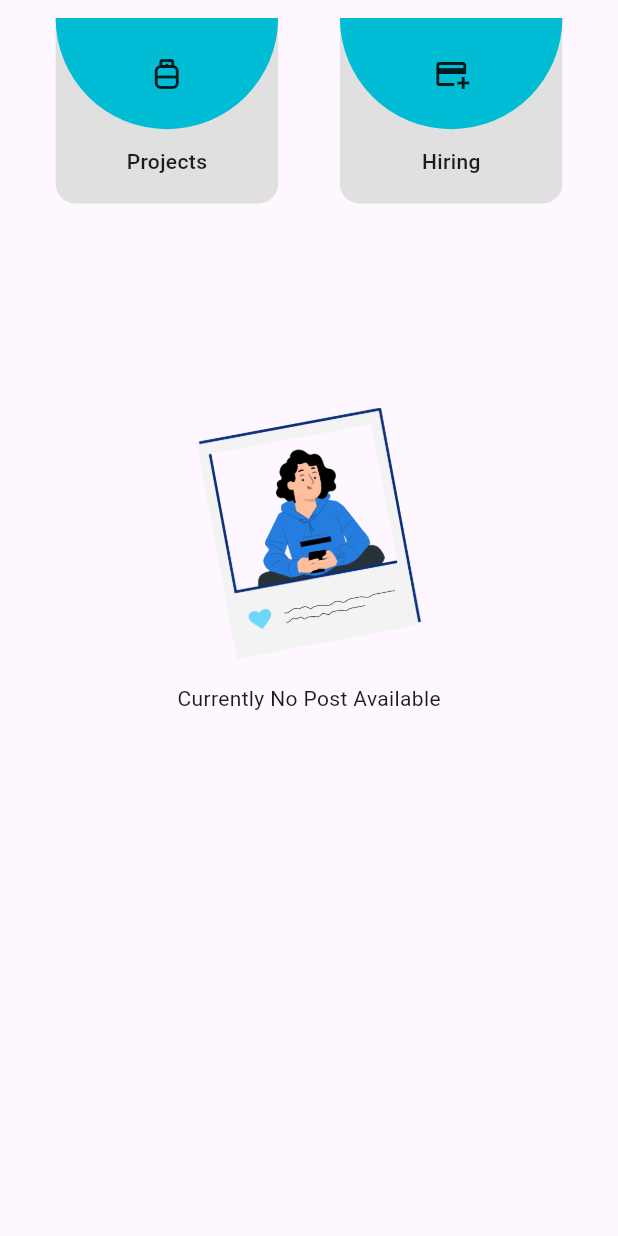
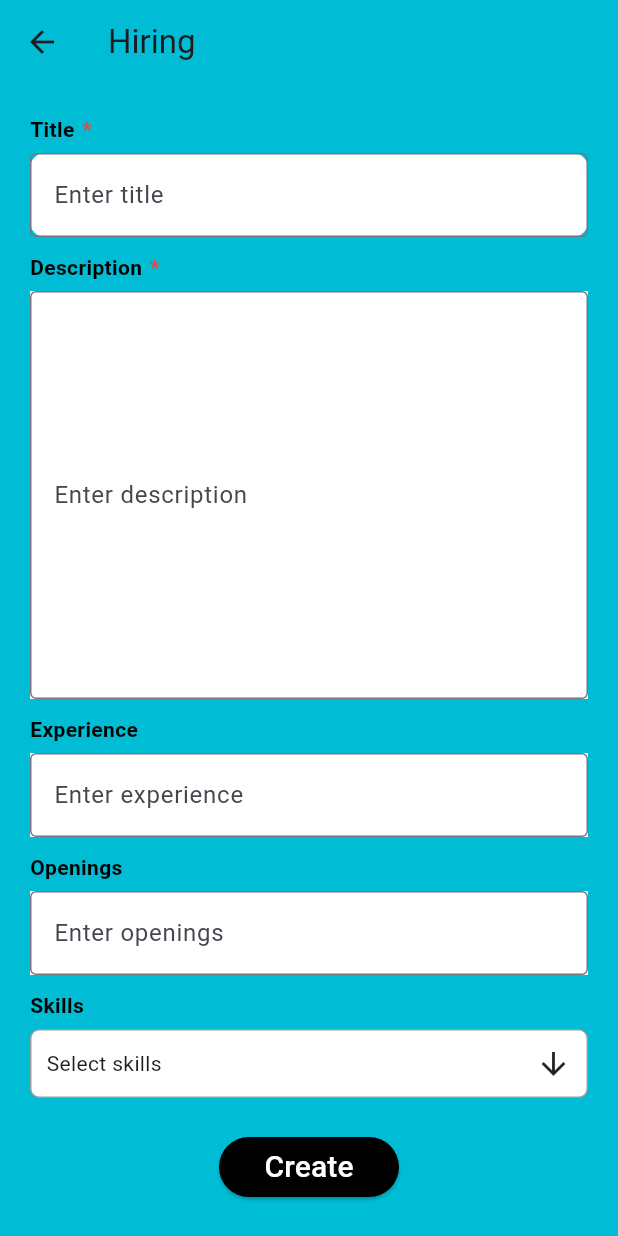
Before and after one commit to cocoalabspvtltd/Filmy_frontend, a Flutter app: the ProfessionalHome screen opened directly, after a tap on "Hiring", on a phone screen of 412 x 824 dp. Run offline on Flutter 3.47's test engine with Material 3 defaults, Android fonts, the phone set to English and light mode, and no system bars; drawn by our look-alikes of multi_select_flutter; our stand-ins replace cached_network_image, dio, file_picker, fluttertoast, get, image_picker and 3 more; accounts and stored records are empty; network calls fail.

Commit message:
commit full

```diff
--- a/lib/screens/professional/component/professionl_home.dart
+++ b/lib/screens/professional/component/professionl_home.dart
@@ -1,5 +1,6 @@
 
-import 'package:film/screens/professional/create_project_screen.dart';
+import 'package:film/screens/professional/hiring/create_hiring_screen.dart';
+import 'package:film/screens/professional/projects/create_project_screen.dart';
 import 'package:flutter/material.dart';
 import 'package:get/get.dart';
 
@@ -73,6 +74,7 @@ class _ProfessionalHomeState extends State<ProfessionalHome> {
                   ),
                   GestureDetector(
                     onTap: () {
+                      Get.to(() => CreateHiringScreen());
                     },
                     child: Container(
                       height: MediaQuery.of(context).size.height * 0.15,
--- /dev/null
+++ b/lib/screens/professional/hiring/create_hiring_screen.dart
@@ -0,0 +1,312 @@
+import 'dart:convert';
+import 'package:dio/dio.dart';
+import 'package:film/bloc/professionalBloc/project_bloc.dart';
+import 'package:film/models/common.dart';
+import 'package:film/models/skillresponse.dart';
+import 'package:film/network/apis.dart';
+import 'package:film/screens/professional/p_home_screen.dart';
+import 'package:film/utils/api_helper.dart';
+import 'package:film/utils/string_formatter_and_validator.dart';
+import 'package:film/utils/user.dart';
+import 'package:flutter/material.dart';
+import 'package:flutter/services.dart';
+import 'package:get/get_core/get_core.dart';
+import 'package:get/get_navigation/get_navigation.dart';
+import 'package:http/http.dart' as http;
+import 'package:multi_select_flutter/chip_display/multi_select_chip_display.dart';
+import 'package:multi_select_flutter/dialog/multi_select_dialog_field.dart';
+import 'package:multi_select_flutter/util/multi_select_item.dart';
+
+
+class CreateHiringScreen extends StatefulWidget {
+  const CreateHiringScreen({Key? key}) : super(key: key);
+
+  @override
+  State<CreateHiringScreen> createState() => _CreateHiringScreenState();
+}
+
+class _CreateHiringScreenState extends State<CreateHiringScreen> {
+
+  FormatAndValidate formatAndValidate = FormatAndValidate();
+  TextEditingController titleControl = TextEditingController();
+  TextEditingController descriptionControl = TextEditingController();
+  TextEditingController typeControl = TextEditingController();
+  TextEditingController experienceControl = TextEditingController();
+  TextEditingController openingsControl = TextEditingController();
+
+  ProjectBloc _bloc =ProjectBloc();
+  List<Skills> Skillsmulti = [];
+  Map<String, String> headers = {
+    'Authorization': 'Bearer ${User_Details.apiToken}',
+    'Accept': 'application/json', // Assuming JSON content type
+  };
+  String title="";
+  List<int> selectedOptionsIds = [];
+  List<dynamic> skilList=[];
+  void initState() {
+    super.initState();
+
+
+    WidgetsBinding.instance.addPostFrameCallback((timeStamp) {
+      _fetchJuryMembers();
+
+    });
+  }
+  void _fetchJuryMembers() async {
+
+    final response = await http.get(Uri.parse('${Apis.url}${Apis.userSkillList}'),
+        headers: headers
+    );
+    final jsonResponse = json.decode(response.body);
+    print("jury->${response.body}");
+    if (jsonResponse["skills"]!=[]) {
+
+
+      print("jury->${jsonResponse}");
+      skilList = jsonResponse['skills'];
+      print("jury->${skilList}");
+
+      setState(() {
+        Skillsmulti = skilList.map((e) => Skills.fromJson(e)).toList();
+      });
+    } else {
+      // If API call fails, handle the error
+      throw Exception('Failed to load jury members');
+    }
+  }
+
+  @override
+  Widget build(BuildContext context) {
+    return Scaffold(
+      appBar: AppBar(
+        backgroundColor: Colors.cyan,
+        title: Text("Hiring"),
+      ),
+      body: SingleChildScrollView(
+        child: Stack(
+            children: [
+              Container(
+                width: double.infinity,
+                height: MediaQuery.of(context).size.height,
+                color: Colors.cyan,
+                // decoration: BoxDecoration(
+                //   gradient: LinearGradient(
+                //     begin: Alignment.topCenter,
+                //     end: Alignment.bottomCenter,
+                //     colors: [ Color(0xFF4DD0E1),
+                //       Color(0xFF4DD0E1),],
+                //   ),
+                // ),
+              ),
+              Padding(
+                padding: const EdgeInsets.only(top: 20.0,right: 20,left: 20),
+                child: Column(
+                  crossAxisAlignment: CrossAxisAlignment.start,
+                  children: [
+                    Row(
+                      children: [
+                        Text("Title",style: TextStyle(color: Colors.black,fontWeight: FontWeight.bold),),
+                        SizedBox(width: 5,),
+                        Text("*",style: TextStyle(color: Colors.red,fontWeight: FontWeight.bold),),
+                      ],
+                    ),
+                    SizedBox(height: 6,),
+                    Container(
+                      decoration: BoxDecoration(borderRadius: BorderRadius.circular(10),  color: Colors.white,),
+                      child: TextField(controller: titleControl,
+                        decoration: InputDecoration(
+                          border: OutlineInputBorder(),
+                          labelText: 'Enter title',
+
+                        ),
+                        onChanged: (value) {
+                          print('The entered text is: $value');
+                        },
+                      ),
+                    ),
+                    SizedBox(height: 10,),
+                    Row(
+                      children: [
+                        Text("Description",style: TextStyle(color: Colors.black,fontWeight: FontWeight.bold),),
+                        SizedBox(width: 5,),
+                        Text("*",style: TextStyle(color: Colors.red,fontWeight: FontWeight.bold),),
+                      ],
+                    ),
+                    SizedBox(height: 6,),
+                    Container(
+                      decoration: BoxDecoration(color: Colors.white),
+                      child: TextField(controller: descriptionControl,
+                        maxLines: 10,
+                        decoration: InputDecoration(
+                            border: OutlineInputBorder(),
+                            labelText: 'Enter description',
+                            fillColor: Colors.white
+                        ),
+                        onChanged: (value) {
+                          print('The entered text is: $value');
+                        },
+                      ),
+                    ),
+                    SizedBox(height: 10,),
+                    Text("Experience",style: TextStyle(color: Colors.black,fontWeight: FontWeight.bold),),
+                    SizedBox(height: 6,),
+                    Container(
+                      decoration: BoxDecoration(color: Colors.white),
+                      child: TextField(controller:experienceControl,
+                        decoration: InputDecoration(
+                            border: OutlineInputBorder(),
+                            labelText: 'Enter experience',
+                            fillColor: Colors.white
+                        ),
+                        onChanged: (value) {
+                          print('The entered text is: $value');
+                        },
+                      ),
+                    ),
+                    SizedBox(height: 10,),
+                    Text("Openings",style: TextStyle(color: Colors.black,fontWeight: FontWeight.bold),),
+                    SizedBox(height: 6,),
+                    Container(
+                      decoration: BoxDecoration(color: Colors.white),
+                      child: TextField(
+                        controller:openingsControl,
+                        decoration: InputDecoration(
+                            border: OutlineInputBorder(),
+                            labelText: 'Enter openings',
+                            fillColor: Colors.white
+                        ),
+                        onChanged: (value) {
+                          print('The entered text is: $value');
+                        },
+                      ),
+                    ),
+                    SizedBox(height: 10,),
+                    Text("Skills",style: TextStyle(color: Colors.black,fontWeight: FontWeight.bold),),
+                    SizedBox(height: 6,),
+                    MultiSelectDialogField<Skills>(
+                      items: Skillsmulti.map((member) =>
+                          MultiSelectItem<Skills>(
+                              member, member.name.toString())).toList(),
+                      initialValue: Skillsmulti,
+                      selectedColor: Colors.cyan,
+                      unselectedColor: Colors.black,
+                      confirmText: Text(
+                        'Submit',
+                        style: TextStyle(color: Colors.black),
+                      ),
+                      cancelText: Text(
+                        'Cancel',
+                        style: TextStyle(color: Colors.black),
+                      ),
+                      title: Text('Select skills'),
+                      buttonText: Text('Select skills'),
+                      onConfirm: (values) {
+                        setState(() {
+                          selectedOptionsIds =
+                              values.map<int>((member) => member.id!).toList();
+                          print("Options: $selectedOptionsIds");
+                        });
+                      },
+                      chipDisplay: MultiSelectChipDisplay(
+                        chipColor: primaryColor,
+                        textStyle: TextStyle(color: Colors.white),
+                      ),
+                      decoration: BoxDecoration( // Customize input decoration
+                        borderRadius: BorderRadius.circular(6),
+                        border: Border.all(color: Colors.grey), // Remove underline
+                        color: Colors.white, // Change fill color
+                      ),
+                    ),
+                    SizedBox(height: 6,),
+                    SizedBox(height: 20,),
+                    Center(
+                      child: Container(
+                        height: 40,
+                        width: 120,
+                        child: ElevatedButton(
+                          onPressed: () {
+                            _validate();
+                          },
+                          style: ElevatedButton.styleFrom(
+                            primary: Colors.black,
+                          ),
+                          child: Center(
+                            child: Text(
+                              "Create",
+                              style: TextStyle(
+                                fontSize: 20,
+                                color: Colors.white,
+                              ),
+                            ),
+                          ),
+                        ),
+                      ),
+                    )
+                  ],
+                ),
+              ),
+              //
+            ]),
+      ),
+    );
+  }
+
+
+
+  _validate() async {
+    var project_name = titleControl.text;
+    var project_type = typeControl.text;
+    var project_duration = experienceControl.text;
+    var project_director = openingsControl.text;
+    var project_description = descriptionControl.text;
+    if (formatAndValidate.validateName(project_name) != null) {
+      return toastMessage(formatAndValidate.validateName(project_name));
+    }  else if (formatAndValidate.validateName(project_type) != null) {
+      return toastMessage("Enter valid type");
+    }
+    else if (formatAndValidate.validateAddress(project_description) != null) {
+      return toastMessage("Please enter description");
+    }
+
+    if (project_duration.isNotEmpty && formatAndValidate.validateName(project_duration) != null) {
+      return toastMessage("Please enter duration");
+    }
+    if (project_director.isNotEmpty && formatAndValidate.validateName(project_director) != null) {
+      return toastMessage("Please provide director");
+    }
+    return
+      await _createProject(project_name,project_type,project_duration,project_director,project_description);
+  }
+
+
+  Future _createProject(
+      String name,
+      String type,
+      String duration,
+      String director,
+      String description,
+      ) async {
+    var formData = FormData();
+    formData.fields..add(MapEntry("project_name",name));
+    formData.fields..add(MapEntry("type",type));
+    formData.fields..add(MapEntry("description", description));
+    if(duration.isNotEmpty) formData.fields..add(MapEntry("duration", duration));
+    if(director.isNotEmpty) formData.fields..add(MapEntry("director", director));
+
+    _bloc.addProject(formData).then((value) {
+      Get.back();
+      CommonResponse response = value;
+      if (response.statusCode == 200) {
+        toastMessage("${response.message}");
+        Get.to(() => PHomeScreen());
+      } else {
+        toastMessage("${response.message}");
+      }
+    }).catchError((err) {
+      Get.back();
+      print('${err}');
+      toastMessage('Project not created');
+    });
+
+  }
+}
--- a/lib/screens/professional/projects/edit_project_screen.dart
+++ b/lib/screens/professional/projects/edit_project_screen.dart
@@ -337,7 +337,7 @@ class _EditProjectScreenState extends State<EditProjectScreen> {
       CommonResponse response = value;
       if (response.statusCode == 200) {
         toastMessage("${response.message}");
-        Get.to(() => PHomeScreen());
+        Get.to(() => PHomeScreen(selectedIndex: 3,));
       } else {
         toastMessage("${response.message}");
       }
--- a/lib/widgets/common_api_result_empty_widget.dart
+++ b/lib/widgets/common_api_result_empty_widget.dart
@@ -21,7 +21,7 @@ class CommonApiResultsEmptyWidget extends StatelessWidget {
             width: 10,
           ),
           Image(
-            image: AssetImage('assets/images/no_data.png'),
+            image: AssetImage('assets/image/no-post.png'),
             height: MediaQuery.of(context).size.height * .20,
             width: MediaQuery.of(context).size.width * .40,
           ),
```
Also changed, not shown: lib/screens/PROFILE/PROFILESCREEN.dart (+120 -81 lines), lib/screens/professional/component/project_list_screen.dart (+5 -3 lines), lib/screens/professional/p_home_screen.dart (+4 -3 lines).
